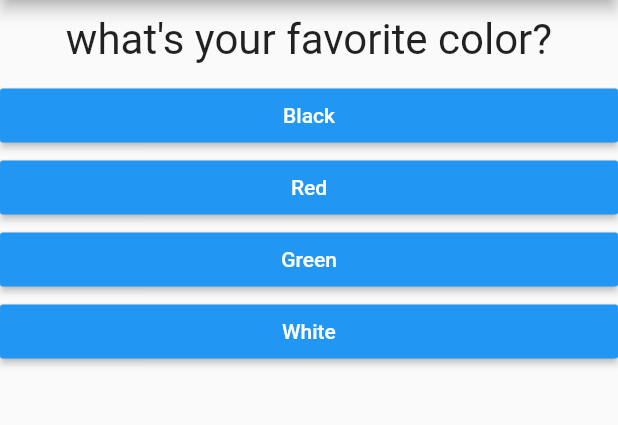
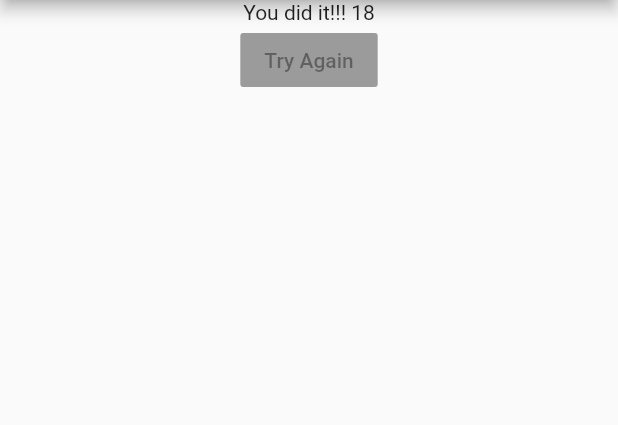
Before and after one commit to bad-logic/myQuizApp, a Flutter app: the screen it shows after launch, after a tap on "Black", after a tap on "dog", after a tap on "Gorkha", on a phone screen of 412 x 824 dp, the part 84-509 px from its top. Run offline on Flutter 3.47's test engine with Material 2 defaults, Android fonts, the phone set to English and light mode, and no system bars.

Commit message:
added conditional rendering in the main page

```diff
--- a/lib/main.dart
+++ b/lib/main.dart
@@ -1,6 +1,6 @@
 import 'package:flutter/material.dart';
-import './question.dart';
-import './answer.dart';
+import './result.dart';
+import './quiz.dart';
 
 void main() => runApp(MyApp());
 
@@ -9,33 +9,47 @@ class MyApp extends StatefulWidget {
   State<StatefulWidget> createState() {
     return _MyAppState();
   }
+
 }
 
 class _MyAppState extends State<MyApp> {
-
   var _qIndex = 0;
- var questions = [
+  var _totalScore = 0;
+  final _questions = const [
     {
       'questionText': "what's your favorite color?",
-      'answers': ['Black', 'Red', 'Green', 'White']
+      'answers': [
+        {'Text': 'Black', 'Score': 2},
+        {'Text': 'Red', 'Score': 5},
+        {'Text': 'Green', 'Score': 8},
+        {'Text': 'White', 'Score': 10}
+      ]
     },
     {
       'questionText': "what's your favourite animal?",
-      'answers': ['cat','dog','rabbit','lion']
+      'answers': [
+        {'Text': 'cat', 'Score': 5},
+        {'Text': 'dog', 'Score': 6},
+        {'Text': 'rabbit', 'Score': 3},
+        {'Text': 'lion', 'Score': 10}
+      ]
     },
     {
       'questionText': "what's your favourite place?",
-      'answers': ['Kathmandu','Pokhara',' Gorkha','Biratnagar']
+      'answers': [
+        {'Text': 'Kathmandu', 'Score': 3},
+        {'Text': 'Pokhara', 'Score': 5},
+        {'Text': 'Gorkha', 'Score': 10},
+        {'Text': 'Biratnagar', 'Score': 8}
+      ]
     }
   ];
 
-  void _answerQuestion() {
+  void _answerQuestion(int score) {
 
+    _totalScore = _totalScore + score;
     setState(() {
       _qIndex++;
-      if (_qIndex == questions.length) {
-        _qIndex = 0;
-      }
     });
 
   }
@@ -47,16 +61,10 @@ class _MyAppState extends State<MyApp> {
         appBar: AppBar(
           title: Text('My First App'),
         ),
-        body: Column(
-          children: <Widget>[
-            Question(questions[_qIndex]['questionText']),
-            // ... => Spread operator, here extracts the widgets from the lists
-            // and gets added as a individual value for the uter lists. <Widget>[] list.
-            ...(questions[_qIndex]['answers'] as List<String>).map((answer) {
-              return  Answer(answer,_answerQuestion); // returns answer widgets
-            }).toList(),// list of answer widgets
-          ],
-        ),
+        body: (_qIndex == _questions.length)
+            ? Result(_totalScore)
+            : Quiz(_answerQuestion, _questions[_qIndex]['questionText'],
+                _questions[_qIndex]['answers']),
       ),
     );
   }
--- /dev/null
+++ b/lib/quiz.dart
@@ -0,0 +1,27 @@
+import 'package:flutter/material.dart';
+import './question.dart';
+import './answer.dart';
+
+class Quiz extends StatelessWidget{
+
+  final Function answerQuestion;
+  final String questionText;
+  final List<Map<dynamic,dynamic>> answers;
+
+  Quiz(this.answerQuestion, this.questionText,this.answers);
+
+  @override
+  Widget build(BuildContext context){
+    return Column(
+      children: <Widget>[
+        Question(questionText),
+        // ... => Spread operator, here extracts the widgets from the lists
+        // and gets added as a individual value for the outer lists. <Widget>[] list.
+        ...(answers).map((answer) {
+          return Answer(answer['Text'], () => answerQuestion(answer['Score'])); // returns answer widgets
+        }).toList(), // list of answer widgets
+      ],
+    );
+  }
+
+}
--- /dev/null
+++ b/lib/result.dart
@@ -0,0 +1,25 @@
+import 'package:flutter/material.dart';
+
+class Result extends StatelessWidget{
+
+  final int finalResultScore;
+
+  Result(this.finalResultScore);
+
+  @override
+  Widget build(BuildContext context){
+    return Container(
+      width: double.infinity,
+      child: Column(
+        children: <Widget>[
+          Text('You did it!!! $finalResultScore'),
+          RaisedButton(
+            child: Text('Try Again'),
+            onPressed: null,
+          ),
+        ],
+      ),
+    );
+  }
+
+}
```
